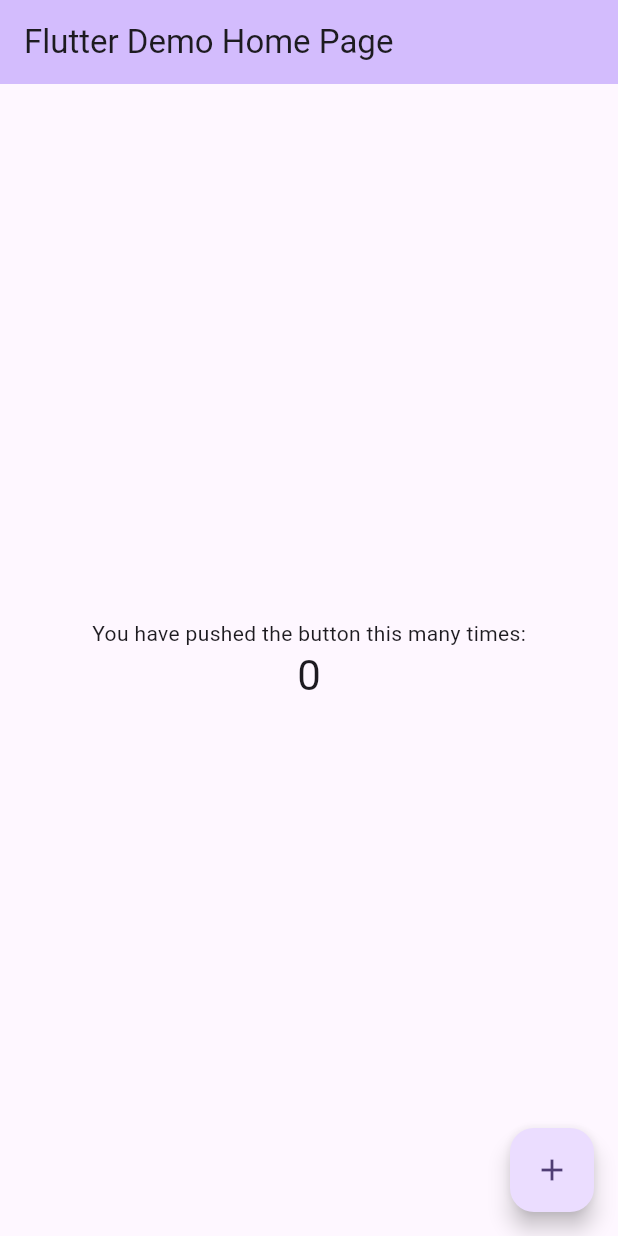
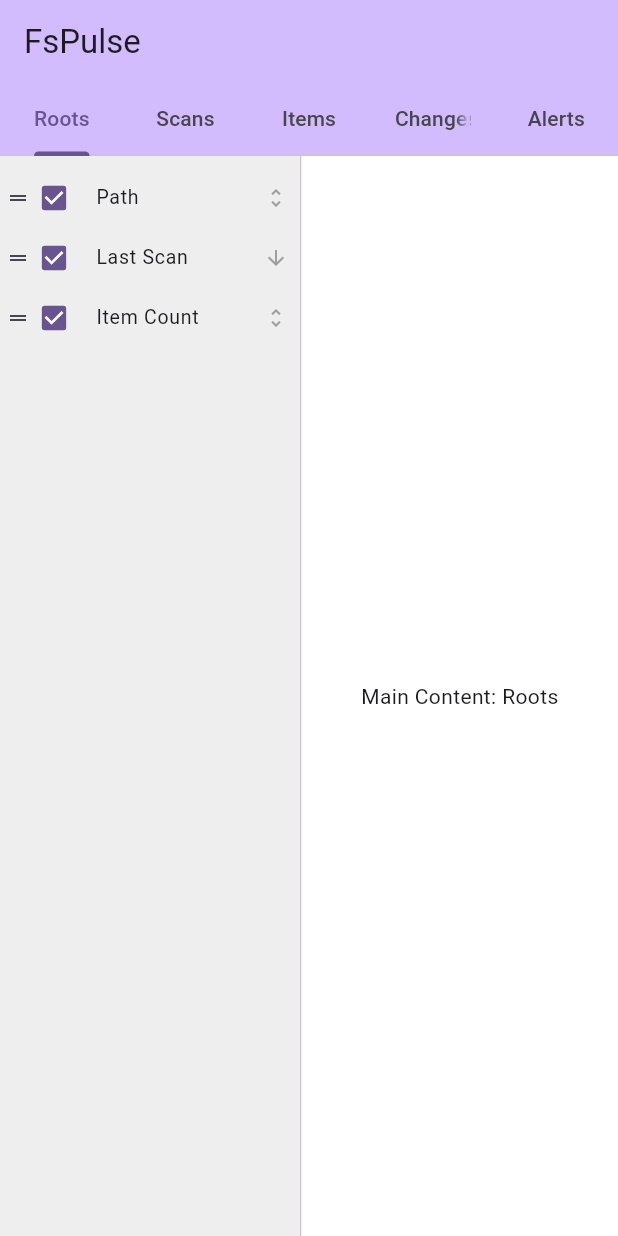
Before and after one commit to gtunes-dev/fspulse-gui, a Flutter app: the screen it shows after launch, on a phone screen of 412 x 824 dp. Run offline on Flutter 3.47's test engine with Material 3 defaults, Android fonts, the phone set to English and light mode, and no system bars.

Commit message:
Initial checkin

```diff
--- /dev/null
+++ b/lib/columns.dart
@@ -0,0 +1,21 @@
+class ColumnSpec {
+  final String id;
+  final String label;
+  bool visible;
+  SortOrder? sortOrder;
+
+  ColumnSpec({
+    required this.id,
+    required this.label,
+    this.visible = true,
+    this.sortOrder,
+  });
+}
+
+enum SortOrder { ascending, descending }
+
+final List<ColumnSpec> mockRootsColumns = [
+  ColumnSpec(id: 'path', label: 'Path'),
+  ColumnSpec(id: 'lastScan', label: 'Last Scan', sortOrder: SortOrder.descending),
+  ColumnSpec(id: 'itemCount', label: 'Item Count'),
+];
--- a/lib/main.dart
+++ b/lib/main.dart
@@ -1,122 +1,106 @@
 import 'package:flutter/material.dart';
+import 'columns.dart';
+import 'widgets/column_list.dart';
 
 void main() {
-  runApp(const MyApp());
+  runApp(const FsPulseApp());
 }
 
-class MyApp extends StatelessWidget {
-  const MyApp({super.key});
+class FsPulseApp extends StatelessWidget {
+  const FsPulseApp({super.key});
 
   // This widget is the root of your application.
   @override
   Widget build(BuildContext context) {
     return MaterialApp(
-      title: 'Flutter Demo',
+      title: 'FsPulse',
       theme: ThemeData(
-        // This is the theme of your application.
-        //
-        // TRY THIS: Try running your application with "flutter run". You'll see
-        // the application has a purple toolbar. Then, without quitting the app,
-        // try changing the seedColor in the colorScheme below to Colors.green
-        // and then invoke "hot reload" (save your changes or press the "hot
-        // reload" button in a Flutter-supported IDE, or press "r" if you used
-        // the command line to start the app).
-        //
-        // Notice that the counter didn't reset back to zero; the application
-        // state is not lost during the reload. To reset the state, use hot
-        // restart instead.
-        //
-        // This works for code too, not just values: Most code changes can be
-        // tested with just a hot reload.
         colorScheme: ColorScheme.fromSeed(seedColor: Colors.deepPurple),
       ),
-      home: const MyHomePage(title: 'Flutter Demo Home Page'),
+      home: const FsPulseHomePage(title: 'FsPulse'),
     );
   }
 }
 
-class MyHomePage extends StatefulWidget {
-  const MyHomePage({super.key, required this.title});
-
-  // This widget is the home page of your application. It is stateful, meaning
-  // that it has a State object (defined below) that contains fields that affect
-  // how it looks.
-
-  // This class is the configuration for the state. It holds the values (in this
-  // case the title) provided by the parent (in this case the App widget) and
-  // used by the build method of the State. Fields in a Widget subclass are
-  // always marked "final".
-
+class FsPulseHomePage extends StatefulWidget {
+  const FsPulseHomePage({super.key, required this.title});
   final String title;
 
   @override
-  State<MyHomePage> createState() => _MyHomePageState();
+  State<FsPulseHomePage> createState() => _FsPulseHomePageState();
 }
 
-class _MyHomePageState extends State<MyHomePage> {
-  int _counter = 0;
-
-  void _incrementCounter() {
+class _FsPulseHomePageState extends State<FsPulseHomePage> {
+  void _handleToggleSortOrder(ColumnSpec column) {
     setState(() {
-      // This call to setState tells the Flutter framework that something has
-      // changed in this State, which causes it to rerun the build method below
-      // so that the display can reflect the updated values. If we changed
-      // _counter without calling setState(), then the build method would not be
-      // called again, and so nothing would appear to happen.
-      _counter++;
+      column.sortOrder = switch (column.sortOrder) {
+        null => SortOrder.ascending,
+        SortOrder.ascending => SortOrder.descending,
+        SortOrder.descending => null,
+      };
     });
   }
 
+  void _handleReorder(int oldIndex, int newIndex) {
+  setState(() {
+    if (newIndex > oldIndex) newIndex -= 1;
+    final item = mockRootsColumns.removeAt(oldIndex);
+    mockRootsColumns.insert(newIndex, item);
+  });
+}
+
   @override
   Widget build(BuildContext context) {
-    // This method is rerun every time setState is called, for instance as done
-    // by the _incrementCounter method above.
-    //
-    // The Flutter framework has been optimized to make rerunning build methods
-    // fast, so that you can just rebuild anything that needs updating rather
-    // than having to individually change instances of widgets.
-    return Scaffold(
-      appBar: AppBar(
-        // TRY THIS: Try changing the color here to a specific color (to
-        // Colors.amber, perhaps?) and trigger a hot reload to see the AppBar
-        // change color while the other colors stay the same.
-        backgroundColor: Theme.of(context).colorScheme.inversePrimary,
-        // Here we take the value from the MyHomePage object that was created by
-        // the App.build method, and use it to set our appbar title.
-        title: Text(widget.title),
-      ),
-      body: Center(
-        // Center is a layout widget. It takes a single child and positions it
-        // in the middle of the parent.
-        child: Column(
-          // Column is also a layout widget. It takes a list of children and
-          // arranges them vertically. By default, it sizes itself to fit its
-          // children horizontally, and tries to be as tall as its parent.
-          //
-          // Column has various properties to control how it sizes itself and
-          // how it positions its children. Here we use mainAxisAlignment to
-          // center the children vertically; the main axis here is the vertical
-          // axis because Columns are vertical (the cross axis would be
-          // horizontal).
-          //
-          // TRY THIS: Invoke "debug painting" (choose the "Toggle Debug Paint"
-          // action in the IDE, or press "p" in the console), to see the
-          // wireframe for each widget.
-          mainAxisAlignment: MainAxisAlignment.center,
-          children: <Widget>[
-            const Text('You have pushed the button this many times:'),
-            Text(
-              '$_counter',
-              style: Theme.of(context).textTheme.headlineMedium,
+    return DefaultTabController(
+      length: 5,
+      child: Scaffold(
+        appBar: AppBar(
+          backgroundColor: Theme.of(context).colorScheme.inversePrimary,
+          title: Text(widget.title),
+          bottom: const TabBar(
+            tabs: [
+              Tab(text: 'Roots'),
+              Tab(text: 'Scans'),
+              Tab(text: 'Items'),
+              Tab(text: 'Changes'),
+              Tab(text: 'Alerts'),
+            ],
+          ),
+        ),
+        body: TabBarView(
+          children: [
+            Row(
+              children: [
+                Container(
+                  width: 200,
+                  color: Colors.grey.shade200,
+                  child: ColumnList(
+                    columns: mockRootsColumns,
+                    onToggleVisibility: (column, visible) {
+                      setState(() {
+                        column.visible = visible;
+                      });
+                    },
+                    onToggleSortOrder: _handleToggleSortOrder,
+                    onReorder: _handleReorder,
+                  ),
+                ),
+                const VerticalDivider(width: 1),
+                Expanded(
+                  child: Container(
+                    color: Colors.white,
+                    child: const Center(child: Text('Main Content: Roots')),
+                  ),
+                ),
+              ],
             ),
+            Center(child: Text('Scans View')),
+            Center(child: Text('Items View')),
+            Center(child: Text('Changes View')),
+            Center(child: Text('Alerts View')),
           ],
         ),
       ),
-      floatingActionButton: FloatingActionButton(
-        onPressed: _incrementCounter,
-        tooltip: 'Increment',
-        child: const Icon(Icons.add),
-      ), // This trailing comma makes auto-formatting nicer for build methods.
     );
   }
 }
--- /dev/null
+++ b/lib/widgets/column_list.dart
@@ -0,0 +1,104 @@
+import 'package:flutter/material.dart';
+import '../columns.dart';
+
+class ColumnList extends StatelessWidget {
+  final List<ColumnSpec> columns;
+  final void Function(ColumnSpec column, bool visible) onToggleVisibility;
+  final void Function(ColumnSpec column) onToggleSortOrder;
+  final void Function(int oldIndex, int newIndex) onReorder;
+
+  const ColumnList({
+    super.key,
+    required this.columns,
+    required this.onToggleVisibility,
+    required this.onToggleSortOrder,
+    required this.onReorder,
+  });
+
+  @override
+  Widget build(BuildContext context) {
+    return ReorderableListView(
+      buildDefaultDragHandles: false,
+      onReorder: onReorder,
+      padding: const EdgeInsets.only(top: 8.0),
+      children: [
+        for (int index = 0; index < columns.length; index++)
+          ColumnRow(
+            key: ValueKey(columns[index].id),
+            column: columns[index],
+            index: index,
+            onToggleVisibility: onToggleVisibility,
+            onToggleSortOrder: onToggleSortOrder,
+          ),
+      ],
+    );
+  }
+}
+
+class ColumnRow extends StatelessWidget {
+  final ColumnSpec column;
+  final int index;
+  final void Function(ColumnSpec column, bool visible) onToggleVisibility;
+  final void Function(ColumnSpec column) onToggleSortOrder;
+
+  const ColumnRow({
+    super.key,
+    required this.column,
+    required this.index,
+    required this.onToggleVisibility,
+    required this.onToggleSortOrder,
+  });
+
+  @override
+  Widget build(BuildContext context) {
+    return ListTile(
+      dense: true,
+      visualDensity: const VisualDensity(vertical: -2),
+      contentPadding: const EdgeInsets.symmetric(horizontal: 4.0),
+      leading: Row(
+        mainAxisSize: MainAxisSize.min,
+        crossAxisAlignment: CrossAxisAlignment.center,
+        children: [
+          ReorderableDragStartListener(
+            index: index,
+            child: const Icon(Icons.drag_handle, size: 16),
+          ),
+          const SizedBox(width: 4),
+          Transform.scale(
+            scale: 0.9,
+            child: Checkbox(
+              visualDensity: const VisualDensity(horizontal: -4, vertical: -4),
+              materialTapTargetSize: MaterialTapTargetSize.shrinkWrap,
+              value: column.visible,
+              onChanged: (value) {
+                if (value != null) {
+                  onToggleVisibility(column, value);
+                }
+              },
+            ),
+          ),
+        ],
+      ),
+      title: Text(column.label),
+      trailing: MouseRegion(
+  cursor: SystemMouseCursors.click,
+  child: GestureDetector(
+    onTap: () => onToggleSortOrder(column),
+    behavior: HitTestBehavior.translucent,
+    child: Padding(
+      padding: const EdgeInsets.symmetric(horizontal: 4.0),
+      child: Icon(
+        column.sortOrder == SortOrder.ascending
+            ? Icons.arrow_upward
+            : column.sortOrder == SortOrder.descending
+                ? Icons.arrow_downward
+                : Icons.unfold_more, // neutral sort icon
+        size: 16,
+        color: Colors.grey.shade500,
+      ),
+    ),
+  ),
+),
+    );
+  }
+}
```
Also changed, not shown: 3 other files.
